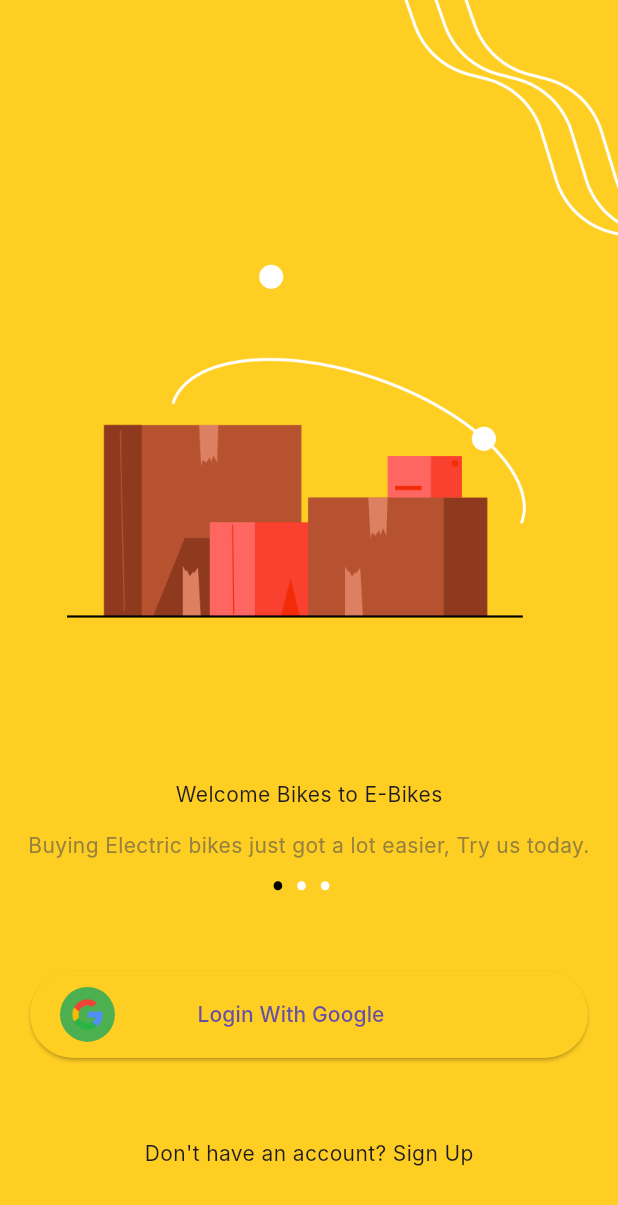
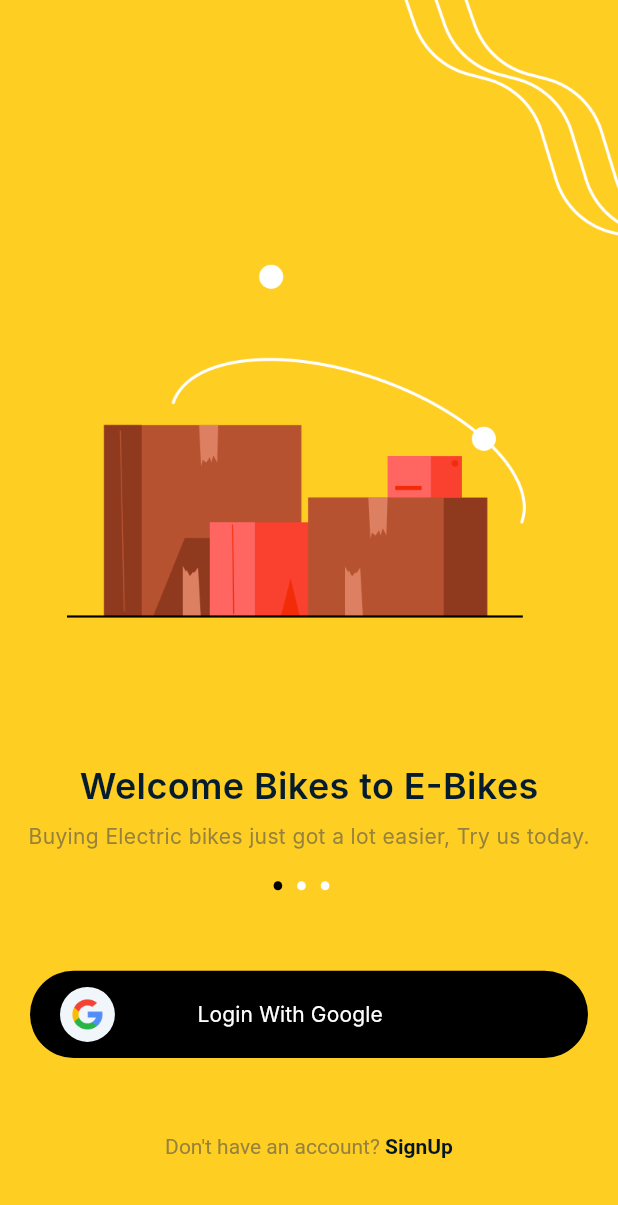
Before and after one commit to devbee001/BetEasy, a Flutter app: the screen it shows after launch, on a phone screen of 412 x 824 dp. Shown: the top 1205 px of the screen. Run offline on Flutter 3.47's test engine with Material 3 defaults, Android fonts, the phone set to English and light mode, and no system bars; our stand-ins replace flutter_riverpod, flutter_screenutil; Roboto replaces fonts that are missing (Inter).

Commit message:
finished the presentation on home screen

```diff
--- a/lib/features/authentication/presentation/pages/login_screen.dart
+++ b/lib/features/authentication/presentation/pages/login_screen.dart
@@ -1,3 +1,4 @@
+import 'package:bet_easy/features/authentication/presentation/widgets/custom_richtext.dart';
 import 'package:bet_easy/features/authentication/presentation/widgets/page_indicator.dart';
 import 'package:bet_easy/features/authentication/presentation/widgets/stacked_image.dart';
 import 'package:bet_easy/features/authentication/presentation/widgets/welcome_note.dart';
@@ -20,23 +21,26 @@ class LoginScreen extends ConsumerWidget {
                 children: [
                   const StackedImage(),
                   Space.h(
-                    90,
+                    80,
                   ),
                   const WelcomeNote(),
+                  Space.h(
+                    10,
+                  ),
                   const PageIndicator(),
                   Space.h(
                     45,
                   ),
                   const Padding(
                     padding: EdgeInsets.only(left: 20, right: 20),
-                    child: CustomButton(),
+                    child: CustomButton(
+                      onPressed: null,
+                    ),
                   ),
                   Space.h(
-                    45,
+                    30,
                   ),
-                  const Text(
-                    'Don\'t have an account? Sign Up',
-                  ),
+                  const CustomRichText(),
                 ],
               ))),
     );
--- /dev/null
+++ b/lib/features/authentication/presentation/widgets/custom_richtext.dart
@@ -0,0 +1,25 @@
+import 'package:bet_easy/shared/themes/app_theme.dart';
+import 'package:flutter/material.dart';
+import 'package:flutter_riverpod/flutter_riverpod.dart';
+
+class CustomRichText extends ConsumerWidget {
+  const CustomRichText({
+    super.key,
+  });
+
+  @override
+  Widget build(BuildContext context, WidgetRef ref) {
+    return RichText(
+      text: TextSpan(children: [
+        TextSpan(
+          text: 'Don\'t have an account? ',
+          style: AppTheme.bodyRegular.copyWith(color: AppTheme.textColor1),
+        ),
+        TextSpan(
+          text: "SignUp",
+          style: AppTheme.bodyMedium.copyWith(color: AppTheme.textColor3),
+        ),
+      ]),
+    );
+  }
+}
--- a/lib/features/authentication/presentation/widgets/welcome_note.dart
+++ b/lib/features/authentication/presentation/widgets/welcome_note.dart
@@ -1,3 +1,4 @@
+import 'package:bet_easy/shared/themes/app_theme.dart';
 import 'package:flutter/material.dart';
 
 class WelcomeNote extends StatelessWidget {
@@ -7,20 +8,14 @@ class WelcomeNote extends StatelessWidget {
 
   @override
   Widget build(BuildContext context) {
-    return const Column(
+    return Column(
       children: [
-        Text('Welcome Bikes to E-Bikes'),
-        Text(
-          "Buying Electric bikes just got a lot easier, Try us today.",
-          style: TextStyle(
-            fontFamily: "Inter",
-            fontSize: 14,
-            fontWeight: FontWeight.w400,
-            color: Color(0xff96823d),
-            height: 48 / 14,
-          ),
-          textAlign: TextAlign.center,
+        const Text(
+          'Welcome Bikes to E-Bikes',
+          style: AppTheme.titleLarge,
         ),
+        Text("Buying Electric bikes just got a lot easier, Try us today.",
+            style: AppTheme.bodyRegular.copyWith(color: AppTheme.textColor1)),
       ],
     );
   }
--- a/lib/shared/themes/app_theme.dart
+++ b/lib/shared/themes/app_theme.dart
@@ -2,7 +2,7 @@ import 'package:flutter/material.dart';
 
 class AppTheme {
   static final ThemeData themeData = ThemeData(
-    useMaterial3: true,
+    //  useMaterial3: true,
     fontFamily: 'Inter',
   );
 
@@ -11,27 +11,39 @@ class AppTheme {
 
   static const Color primaryTextColor = Color(0xff000000);
   static const Color textHeaderColor = Color(0xff092c4c);
+
+  static const Color textHeaderColor2 = Color(0xff041c2e);
+
   static const Color textColor1 = Color(0xff96823d);
   static const Color textColor2 = Color(0xff424242);
-  static const Color textColor3 = Color(0xffFFFFFF);
+  static const Color textColor3 = Color(0xff031522);
+  static const Color textColor4 = Color(0xffFFFFFF);
+
+  static const Color backgroundColor = Color(0xff000000);
 
   static const TextStyle titleRegular = TextStyle(
     fontSize: 18,
     fontWeight: FontWeight.w700,
     height: 22 / 18,
+    color: textHeaderColor,
   );
 
   static const TextStyle titleLarge = TextStyle(
-    fontSize: 24,
-    fontWeight: FontWeight.w600,
-    height: 32 / 24,
-  );
+      fontSize: 24,
+      fontWeight: FontWeight.w600,
+      height: 32 / 24,
+      color: textHeaderColor2);
 
   static const TextStyle bodyRegular = TextStyle(
     fontSize: 14,
     height: 36 / 14,
     fontWeight: FontWeight.w400,
   );
+  static const TextStyle bodyMedium = TextStyle(
+    fontSize: 14,
+    height: 25 / 14,
+    fontWeight: FontWeight.w600,
+  );
 
 // TODO add inter font to pubspec.yaml
 }
--- a/lib/shared/widgets/custom_buttom.dart
+++ b/lib/shared/widgets/custom_buttom.dart
@@ -1,19 +1,26 @@
+import 'package:bet_easy/shared/themes/app_theme.dart';
 import 'package:flutter/material.dart';
 import 'package:flutter_riverpod/flutter_riverpod.dart';
 import 'package:flutter_screenutil/flutter_screenutil.dart';
 
 class CustomButton extends ConsumerWidget {
+  final Color backgroundColor;
+  final Color textColor;
+  final VoidCallback? onPressed;
   const CustomButton({
+    required this.onPressed,
+    this.textColor = AppTheme.textColor4,
+    this.backgroundColor = AppTheme.backgroundColor,
     super.key,
   });
 
   @override
   Widget build(BuildContext context, WidgetRef ref) {
     return ElevatedButton(
-        onPressed: () {},
+        onPressed: onPressed,
         style: ButtonStyle(
-          backgroundColor: MaterialStateProperty.all(const Color(0xffFFCE23)),
-          //   foregroundColor: MaterialStateProperty.all(Colors.blue),
+          backgroundColor: MaterialStateProperty.all(backgroundColor),
+          foregroundColor: MaterialStateProperty.all(textColor),
           shape: MaterialStateProperty.all(RoundedRectangleBorder(
               borderRadius: BorderRadius.circular(50.r))),
           padding: MaterialStateProperty.all(
@@ -27,12 +34,15 @@ class CustomButton extends ConsumerWidget {
               height: 32.h,
               decoration: const BoxDecoration(
                   shape: BoxShape.circle,
-                  color: Colors.green,
+                  color: AppTheme.secondaryColor,
                   image: DecorationImage(
                       scale: 2,
                       image: AssetImage('assets/images/icon-google.png'))),
             ),
-            const Text('Login With Google'),
+            const Text(
+              'Login With Google',
+              style: AppTheme.bodyRegular,
+            ),
           ],
         ));
   }
```
